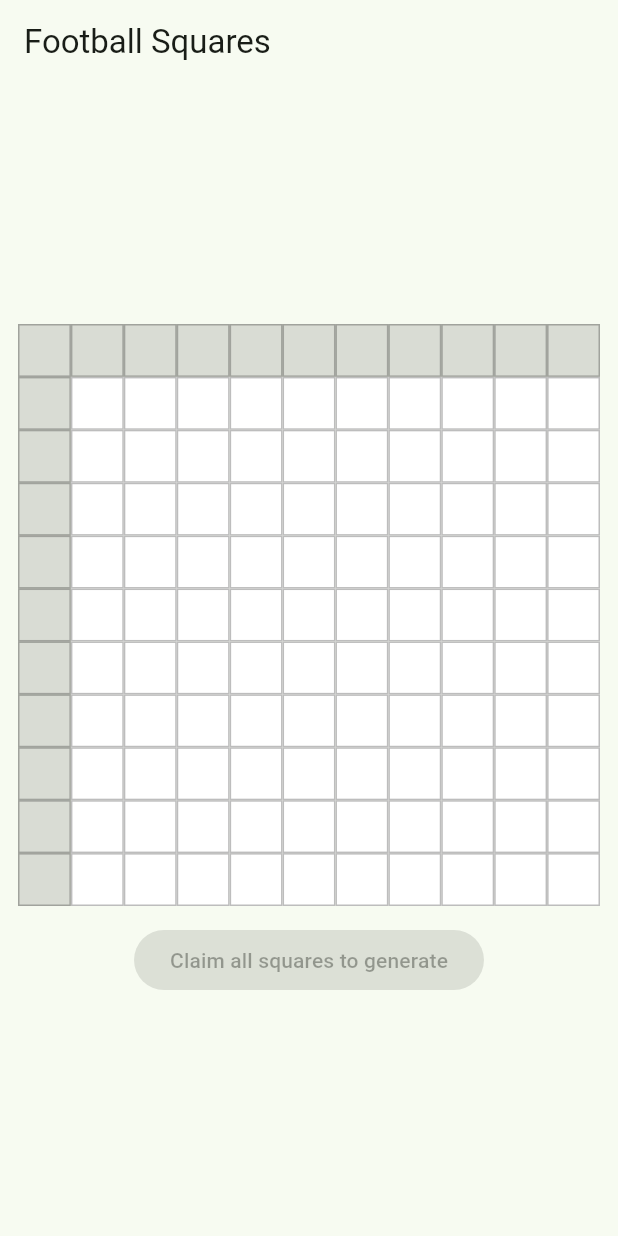
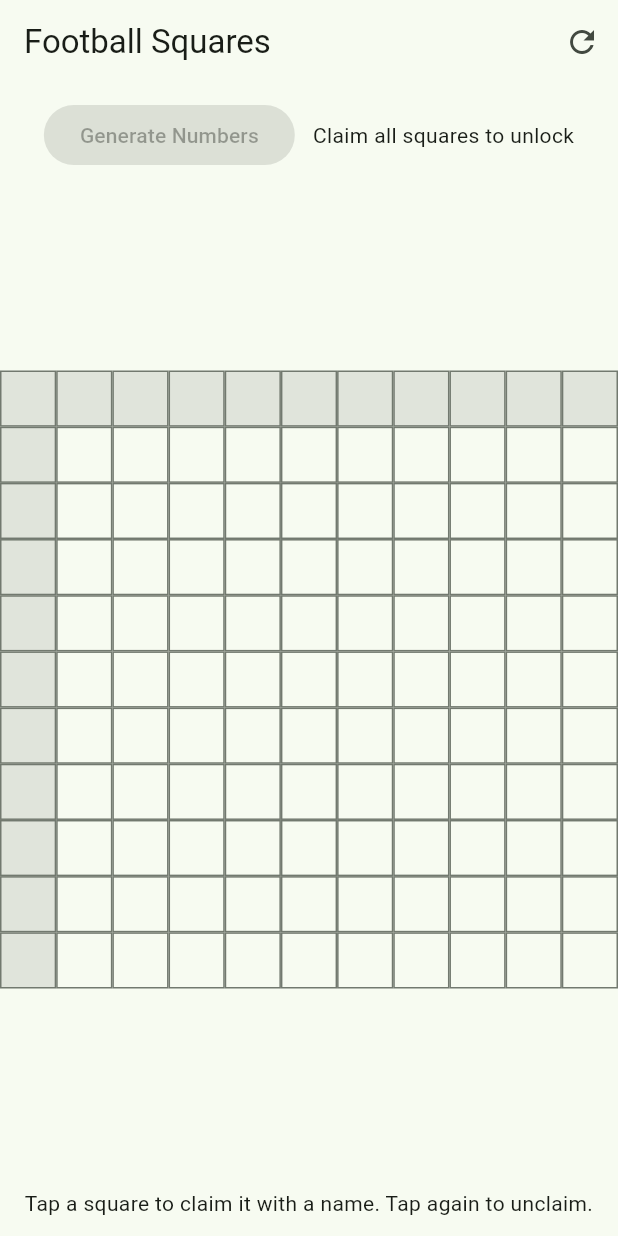
Before and after one commit to jjking0422-png/football_squares, a Flutter app: the screen it shows after launch, on a phone screen of 412 x 824 dp. Run offline on Flutter 3.47's test engine with Material 3 defaults, Android fonts, the phone set to English and light mode, and no system bars.

Commit message:
Add names to claimed squares + fix layout

```diff
--- a/lib/main.dart
+++ b/lib/main.dart
@@ -1,3 +1,4 @@
+import 'dart:math';
 import 'package:flutter/material.dart';
 
 void main() {
@@ -10,8 +11,8 @@ class FootballSquaresApp extends StatelessWidget {
   @override
   Widget build(BuildContext context) {
     return MaterialApp(
-      // Must be a String (this is NOT the AppBar text)
       title: 'Football Squares',
+      debugShowCheckedModeBanner: false,
       theme: ThemeData(
         colorScheme: ColorScheme.fromSeed(seedColor: Colors.green),
         useMaterial3: true,
@@ -31,200 +32,298 @@ class BoardScreen extends StatefulWidget {
 class _BoardScreenState extends State<BoardScreen> {
   static const int gridSize = 10;
 
+  /// When these are non-null, numbers are "generated" and claiming is locked.
+  List<int>? colHeaders; // 10 across the top
+  List<int>? rowHeaders; // 10 down the left
+
   // 10x10 claimed state
   final List<List<bool>> claimed =
       List.generate(gridSize, (_) => List.generate(gridSize, (_) => false));
 
-  // Header numbers (blank until generated)
-  List<int>? colHeaders; // top row (10 numbers)
-  List<int>? rowHeaders; // left column (10 numbers)
+  // 10x10 claimed names (empty string = unclaimed)
+  final List<List<String>> names =
+      List.generate(gridSize, (_) => List.generate(gridSize, (_) => ''));
 
-  void _toggleClaim(int row, int col) {
-  // Lock the board once numbers are generated
-  if (colHeaders != null || rowHeaders != null) return;
-
-  setState(() {
-    claimed[row][col] = !claimed[row][col];
-  });
-}
-
+  bool get _locked => (colHeaders != null || rowHeaders != null);
 
   bool _allClaimed() {
     for (final row in claimed) {
-      for (final v in row) {
-        if (!v) return false;
+      for (final cell in row) {
+        if (!cell) return false;
       }
     }
     return true;
   }
 
-  void _generateHeaders() {
+  List<int> _shuffledDigits() {
+    final digits = List<int>.generate(10, (i) => i);
+    digits.shuffle(Random());
+    return digits;
+  }
+
+  void _generateNumbers() {
     if (!_allClaimed()) return;
 
-    final cols = List<int>.generate(10, (i) => i)..shuffle();
-    final rows = List<int>.generate(10, (i) => i)..shuffle();
+    setState(() {
+      colHeaders = _shuffledDigits();
+      rowHeaders = _shuffledDigits();
+    });
+  }
+
+  void _resetBoard() {
+    setState(() {
+      colHeaders = null;
+      rowHeaders = null;
+
+      for (int r = 0; r < gridSize; r++) {
+        for (int c = 0; c < gridSize; c++) {
+          claimed[r][c] = false;
+          names[r][c] = '';
+        }
+      }
+    });
+  }
+
+  String _formatNameForCell(String raw) {
+    final parts = raw.trim().split(RegExp(r'\s+'));
+    if (parts.isEmpty) return '';
+    if (parts.length == 1) return parts[0];
+    return '${parts.first}\n${parts.sublist(1).join(' ')}';
+  }
+
+  Future<void> _toggleClaim(int row, int col) async {
+    // Lock the board once numbers are generated
+    if (_locked) return;
+
+    // Tap again to unclaim (clears name)
+    if (claimed[row][col]) {
+      setState(() {
+        claimed[row][col] = false;
+        names[row][col] = '';
+      });
+      return;
+    }
+
+    final controller = TextEditingController();
+
+    final String? enteredName = await showDialog<String>(
+      context: context,
+      builder: (context) {
+        return AlertDialog(
+          title: const Text('Claim square'),
+          content: TextField(
+            controller: controller,
+            autofocus: true,
+            textInputAction: TextInputAction.done,
+            decoration: const InputDecoration(
+              labelText: 'Name',
+              hintText: 'First Last',
+            ),
+            onSubmitted: (_) =>
+                Navigator.of(context).pop(controller.text.trim()),
+          ),
+          actions: [
+            TextButton(
+              onPressed: () => Navigator.of(context).pop(null),
+              child: const Text('Cancel'),
+            ),
+            FilledButton(
+              onPressed: () =>
+                  Navigator.of(context).pop(controller.text.trim()),
+              child: const Text('Claim'),
+            ),
+          ],
+        );
+      },
+    );
+
+    final name = (enteredName ?? '').trim();
+    if (name.isEmpty) return;
 
     setState(() {
-      colHeaders = cols;
-      rowHeaders = rows;
+      claimed[row][col] = true;
+      names[row][col] = name;
     });
   }
 
   @override
   Widget build(BuildContext context) {
-    // 11x11: [0,0] is the blank corner, top row is column headers,
-    // left column is row headers, and the 10x10 claimable squares are the rest.
+    final bool canGenerate = _allClaimed() && !_locked;
+
     return Scaffold(
       appBar: AppBar(
         title: const Text('Football Squares'),
+        actions: [
+          IconButton(
+            tooltip: 'Reset',
+            onPressed: _resetBoard,
+            icon: const Icon(Icons.refresh),
           ),
-      body: Padding(
-        padding: const EdgeInsets.all(12),
+        ],
+      ),
+      body: SafeArea(
+        child: Column(
+          children: [
+            // Controls / status (this area can take some height)
+            Padding(
+              padding: const EdgeInsets.fromLTRB(12, 10, 12, 8),
+              child: Row(
+                mainAxisAlignment: MainAxisAlignment.center,
+                children: [
+                  FilledButton(
+                    onPressed: canGenerate ? _generateNumbers : null,
+                    child: const Text('Generate Numbers'),
+                  ),
+                  const SizedBox(width: 12),
+                  Flexible(
+                    child: Text(
+                      _locked
+                          ? 'Locked (numbers generated)'
+                          : (_allClaimed()
+                              ? 'All claimed — ready to generate'
+                              : 'Claim all squares to unlock'),
+                      overflow: TextOverflow.ellipsis,
+                    ),
+                  ),
+                ],
+              ),
+            ),
+
+            // Grid area (Expanded prevents bottom overflow)
+            Expanded(
+              child: Center(
                 child: LayoutBuilder(
-          builder: (context, constraints) {
-            // Reserve space for the button + spacing so the grid doesn't overflow.
-const double controlsHeight = 70; // button + gap (tweak if needed)
+                  builder: (context, gridConstraints) {
+                    // Make the grid fit inside the available expanded area
+                    final side =
+                        min(gridConstraints.maxWidth, gridConstraints.maxHeight);
+                    final cellSize = side / (gridSize + 1);
 
-final double usableHeight =
-    (constraints.maxHeight - controlsHeight).clamp(0, constraints.maxHeight);
-
-final double side =
-    (constraints.maxWidth < usableHeight ? constraints.maxWidth : usableHeight);
-
-final double cellSize = side / (gridSize + 1);
-
-
-            return Center(
-              child: Column(
-                mainAxisSize: MainAxisSize.min,
-                children: [
-                  SizedBox(
+                    return SizedBox(
                       width: cellSize * (gridSize + 1),
                       height: cellSize * (gridSize + 1),
                       child: Column(
                         children: List.generate(gridSize + 1, (r) {
                           return Row(
                             children: List.generate(gridSize + 1, (c) {
-                            // Top-left corner (blank)
+                              // Top-left blank
                               if (r == 0 && c == 0) {
-                              return _HeaderCell(size: cellSize, label: '');
+                                return _headerCell(
+                                  size: cellSize,
+                                  child: const SizedBox.shrink(),
+                                );
                               }
 
-                            // Top header row (blank until generated)
+                              // Top headers (columns)
                               if (r == 0 && c > 0) {
-                              final label = (colHeaders == null)
+                                final idx = c - 1;
+                                final text = colHeaders == null
                                     ? ''
-                                  : '${colHeaders![c - 1]}';
-                              return _HeaderCell(size: cellSize, label: label);
+                                    : '${colHeaders![idx]}';
+                                return _headerCell(
+                                  size: cellSize,
+                                  child: Text(
+                                    text,
+                                    style: const TextStyle(
+                                        fontWeight: FontWeight.bold),
+                                  ),
+                                );
                               }
 
-                            // Left header column (blank until generated)
+                              // Left headers (rows)
                               if (c == 0 && r > 0) {
-                              final label = (rowHeaders == null)
+                                final idx = r - 1;
+                                final text = rowHeaders == null
                                     ? ''
-                                  : '${rowHeaders![r - 1]}';
-                              return _HeaderCell(size: cellSize, label: label);
+                                    : '${rowHeaders![idx]}';
+                                return _headerCell(
+                                  size: cellSize,
+                                  child: Text(
+                                    text,
+                                    style: const TextStyle(
+                                        fontWeight: FontWeight.bold),
+                                  ),
+                                );
                               }
 
-                            // Claimable cell (10x10 area)
-                            final int row = r - 1;
-                            final int col = c - 1;
-                            final bool isClaimed = claimed[row][col];
+                              // Claimable squares
+                              final row = r - 1;
+                              final col = c - 1;
+                              final isClaimed = claimed[row][col];
+                              final displayName =
+                                  isClaimed ? _formatNameForCell(names[row][col]) : '';
 
                               return GestureDetector(
                                 onTap: () => _toggleClaim(row, col),
-                              child: _SquareCell(
-                                size: cellSize,
-                                row: row,
-                                col: col,
-                                label: '',
-                                isClaimed: isClaimed,
+                                child: Container(
+                                  width: cellSize,
+                                  height: cellSize,
+                                  decoration: BoxDecoration(
+                                    border: Border.all(
+                                        color: Theme.of(context).dividerColor),
+                                    color: isClaimed
+                                        ? Theme.of(context)
+                                            .colorScheme
+                                            .primary
+                                            .withOpacity(0.15)
+                                        : null,
+                                  ),
+                                  padding: const EdgeInsets.all(4),
+                                  child: Center(
+  child: FittedBox(
+    fit: BoxFit.scaleDown,
+    child: Text(
+      displayName,
+      textAlign: TextAlign.center,
+      softWrap: false, // IMPORTANT: prevents breaking "Jeremy" into "Jere/my"
+      maxLines: 2,
+      style: TextStyle(
+        fontSize: 14, // base size; FittedBox will shrink if needed
+        height: 1.05,
+        fontWeight: isClaimed ? FontWeight.w600 : FontWeight.normal,
+      ),
+    ),
+  ),
+),
+
                                 ),
                               );
                             }),
                           );
                         }),
                       ),
+                    );
+                  },
                 ),
-                  const SizedBox(height: 12),
-                  ElevatedButton(
-                    onPressed: _allClaimed() ? _generateHeaders : null,
+              ),
+            ),
+
+            // Footer note (small)
+            Padding(
+              padding: const EdgeInsets.fromLTRB(12, 8, 12, 12),
               child: Text(
-                      _allClaimed()
-                          ? 'Generate Numbers'
-                          : 'Claim all squares to generate',
+                _locked
+                    ? 'Reset to unlock claiming again.'
+                    : 'Tap a square to claim it with a name. Tap again to unclaim.',
+                textAlign: TextAlign.center,
               ),
             ),
           ],
         ),
-            );
-          },
-        ),
       ),
     );
   }
-}
 
-class _HeaderCell extends StatelessWidget {
-  final double size;
-  final String label;
-
-  const _HeaderCell({required this.size, required this.label});
-
-  @override
-  Widget build(BuildContext context) {
-    return SizedBox(
+  Widget _headerCell({required double size, required Widget child}) {
+    return Container(
       width: size,
       height: size,
-      child: DecoratedBox(
+      alignment: Alignment.center,
       decoration: BoxDecoration(
-          border: Border.all(color: Colors.black26),
-          color: Colors.black12,
+        border: Border.all(color: Theme.of(context).dividerColor),
+        color: Theme.of(context).colorScheme.surfaceContainerHighest,
       ),
-        child: Center(
-          child: Text(
-            label,
-            style: const TextStyle(fontWeight: FontWeight.w700),
-          ),
-        ),
-      ),
+      child: child,
     );
   }
 }
-
-class _SquareCell extends StatelessWidget {
-  final double size;
-  final int row;
-  final int col;
-  final String label;
-  final bool isClaimed;
-
-  const _SquareCell({
-    required this.size,
-    required this.row,
-    required this.col,
-    required this.label,
-    required this.isClaimed,
-  });
-
-  @override
-  Widget build(BuildContext context) {
-    return SizedBox(
-      width: size,
-      height: size,
-      child: DecoratedBox(
-        decoration: BoxDecoration(
-          border: Border.all(color: Colors.black26),
-          color: isClaimed ? Colors.black12 : Colors.white,
-        ),
-        child: Center(
-          child: Text(
-            label,
-            textAlign: TextAlign.center,
-            style: const TextStyle(fontSize: 12),
-          ),
-        ),
-      ),
-    );
-  }
-}
```
Lines whose indentation alone changed are shown as unchanged.
